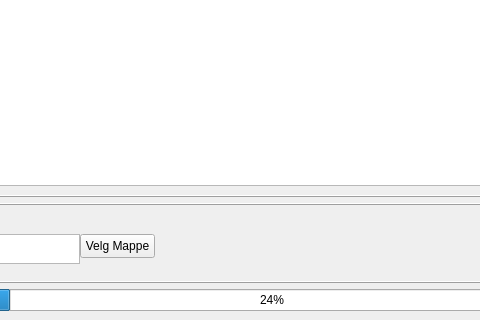
First picture: the form in ui/mainWindow.ui, repository Walmann/Super-Simple-Image-Importer, before the edit; both pictures show x 240 to 720 and y 480 to 800 of the 1024 by 800 pixel window.
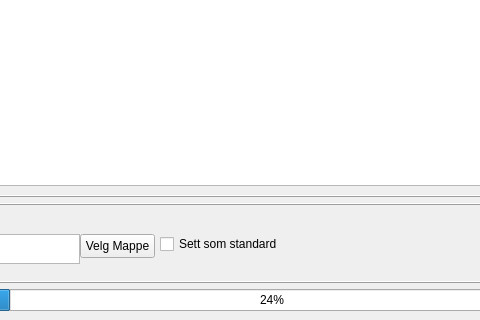
Second picture: the form after the edit. Icons and pictures are not drawn.

Commit message: first Try. Should work.

Patch:
```diff
--- a/ui/mainWindow.ui
+++ b/ui/mainWindow.ui
@@ -329,6 +329,19 @@
              </item>
             </layout>
            </widget>
+           <widget class="QCheckBox" name="SetDefaultExportPath">
+            <property name="geometry">
+             <rect>
+              <x>380</x>
+              <y>20</y>
+              <width>161</width>
+              <height>20</height>
+             </rect>
+            </property>
+            <property name="text">
+             <string>Sett som standard</string>
+            </property>
+           </widget>
           </widget>
          </item>
         </layout>
```
Left out of the diff: 4 changed lines with no effect on the pictures. The commit also changes 2 other files.
